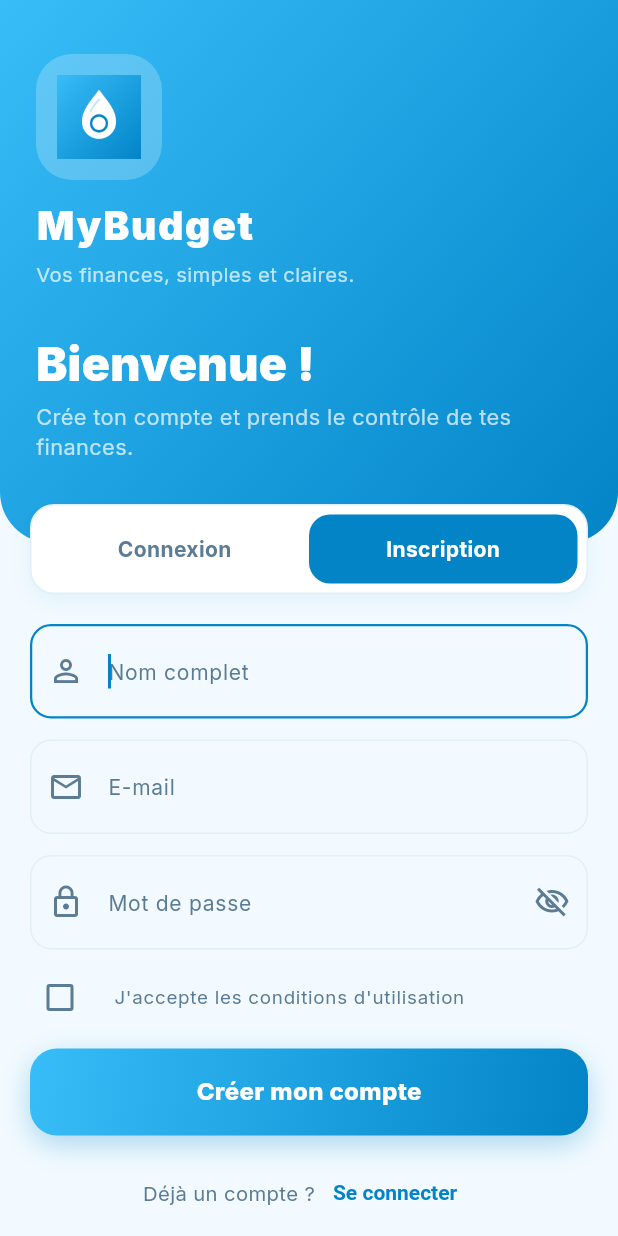
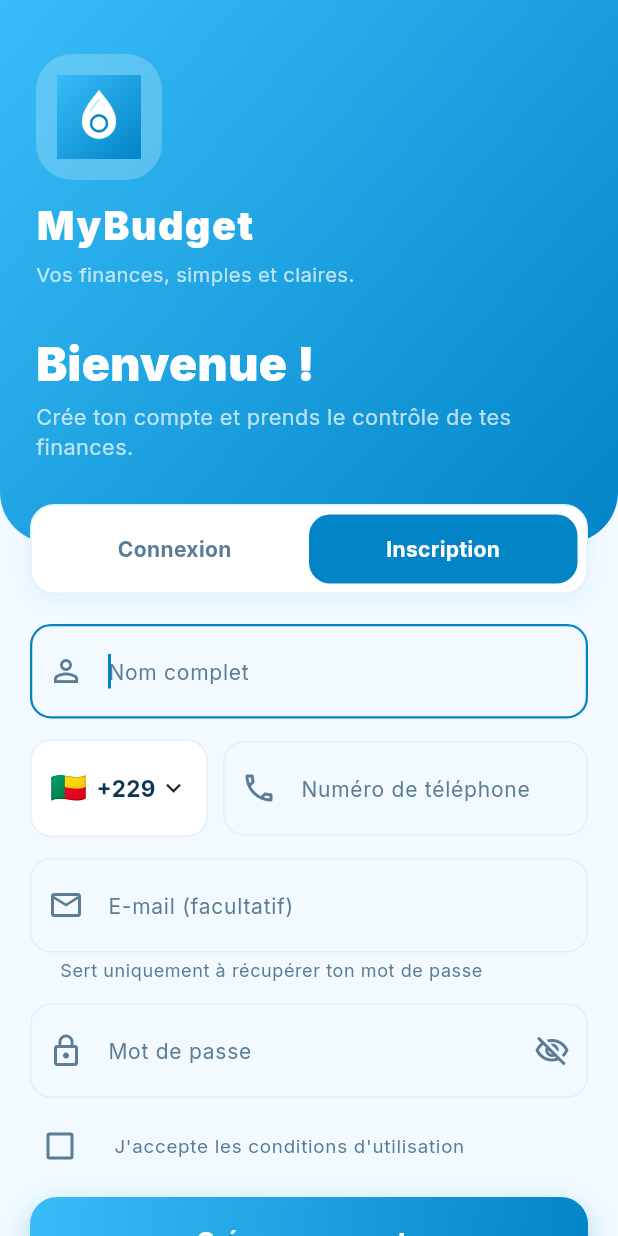
Before and after one commit to projet-sit/Mybudjet, a Flutter app: the AuthScreen screen opened directly, on a phone screen of 412 x 824 dp. Run offline on Flutter 3.47's test engine with Material 3 defaults, Android fonts, the phone set to English and light mode, and no system bars; our stand-ins replace connectivity_plus, dio, flutter_dotenv, flutter_riverpod, go_router, package_info_plus and 3 more; accounts and stored records are empty; network calls fail.

Commit message:
Inscription/connexion par téléphone (e-mail optionnel, Afrique francophone + France); réveil+ré-essai serveur pour l'auth; silence tant que le réseau ne marche pas
- Backend: migration 009 (users.phone unique, email nullable) ; register par téléphone (e-mail facultatif pour récupération, legacy e-mail conservé) ; login par téléphone ou e-mail
- Mobile: sélecteur de pays (Benin par défaut), numéro en chiffres uniquement, e-mail optionnel à l'inscription ; le compte s'affiche par téléphone
- Auth: réveil du serveur Render + un ré-essai (timeouts 45/75s) ; échec de connectivité = silence (plus de message tant que le réseau ne revient pas) ; 409 EMAIL après timeout = bascule sur login avec les mêmes identifiants

```diff
--- a/mobile/lib/features/auth/auth_screen.dart
+++ b/mobile/lib/features/auth/auth_screen.dart
@@ -1,4 +1,3 @@
-import 'package:connectivity_plus/connectivity_plus.dart';
 import 'package:flutter/material.dart';
 import 'package:flutter/services.dart';
 import 'package:flutter_riverpod/flutter_riverpod.dart';
@@ -22,34 +21,31 @@ class AuthScreen extends ConsumerStatefulWidget {
 class _AuthScreenState extends ConsumerState<AuthScreen> {
   final _formKey = GlobalKey<FormState>();
   final _nameController = TextEditingController();
-  final _emailController = TextEditingController();
+  final _phoneController = TextEditingController();
+  final _emailOptionalController = TextEditingController();
   final _passwordController = TextEditingController();
 
   late AuthMode _mode = widget.initialMode;
+  _Country _country = _defaultCountry;
   bool _obscure = true;
   bool _acceptedCgu = false;
-  bool _offline = false;
   AuthMode? _errorMode; // mode dans lequel l'erreur courante est survenue
 
   bool get _isRegister => _mode == AuthMode.register;
 
   @override
-  void initState() {
-    super.initState();
-    _checkConnectivity();
+  void dispose() {
+    _nameController.dispose();
+    _phoneController.dispose();
+    _emailOptionalController.dispose();
+    _passwordController.dispose();
+    super.dispose();
   }
 
-  Future<void> _checkConnectivity() async {
-    final results = await Connectivity().checkConnectivity();
-    final offline = results.every((r) => r == ConnectivityResult.none);
-    if (mounted) setState(() => _offline = offline);
-  }
-  @override
-  void dispose() {
-    _nameController.dispose();
-    _emailController.dispose();
-    _passwordController.dispose();
-    super.dispose();
+  /// Numéro international complet : `+<indicatif><numéro national>`.
+  String _fullPhone() {
+    final national = _phoneController.text.trim().replaceAll(RegExp(r'\s+'), '');
+    return '${_country.dialCode}$national';
   }
 
   Future<void> _submit() async {
@@ -61,14 +57,16 @@ class _AuthScreenState extends ConsumerState<AuthScreen> {
     FocusScope.of(context).unfocus();
     setState(() => _errorMode = _mode);
     if (_isRegister) {
+      final email = _emailOptionalController.text.trim();
       await ref.read(authControllerProvider.notifier).register(
             displayName: _nameController.text.trim(),
-            email: _emailController.text.trim(),
+            phone: _fullPhone(),
             password: _passwordController.text,
+            email: email.isEmpty ? null : email,
           );
     } else {
       await ref.read(authControllerProvider.notifier).login(
-            email: _emailController.text.trim(),
+            phone: _fullPhone(),
             password: _passwordController.text,
           );
     }
@@ -92,12 +90,67 @@ class _AuthScreenState extends ConsumerState<AuthScreen> {
     ScaffoldMessenger.of(context).showSnackBar(SnackBar(content: Text(message)));
   }
 
-  String? _validateEmail(String? value) {
-    if (value == null || value.trim().isEmpty) return 'E-mail requis';
-    if (!RegExp(r'^[^\s@]+@[^\s@]+\.[^\s@]+$').hasMatch(value.trim())) {
+  String? _validatePhone(String? value) {
+    final digits = (value ?? '').replaceAll(RegExp(r'\s+'), '');
+    if (digits.isEmpty) return 'Numéro de téléphone requis';
+    if (!RegExp(r'^[0-9]{8,14}$').hasMatch(digits)) {
+      return 'Numéro invalide (8 à 14 chiffres)';
+    }
+    return null;
+  }
+
+  String? _validateOptionalEmail(String? value) {
+    final text = (value ?? '').trim();
+    if (text.isEmpty) return null; // facultatif : e-mail uniquement pour la récupération
+    if (!RegExp(r'^[^\s@]+@[^\s@]+\.[^\s@]+$').hasMatch(text)) {
       return 'Adresse e-mail invalide';
     }
     return null;
+  }
+
+  Future<void> _pickCountry(BuildContext context) async {
+    final scheme = Theme.of(context).colorScheme;
+    final selected = await showModalBottomSheet<_Country>(
+      context: context,
+      showDragHandle: true,
+      shape: const RoundedRectangleBorder(
+        borderRadius: BorderRadius.vertical(top: Radius.circular(20)),
+      ),
+      builder: (sheetContext) => SafeArea(
+        child: ListView(
+          shrinkWrap: true,
+          children: [
+            Padding(
+              padding: const EdgeInsets.fromLTRB(20, 8, 20, 8),
+              child: Text(
+                'Choisis ton pays',
+                style: Theme.of(sheetContext).textTheme.titleMedium?.copyWith(
+                      fontWeight: FontWeight.w700,
+                    ),
+              ),
+            ),
+            for (final country in _francophoneCountries)
+              ListTile(
+                leading: Text(country.flag, style: const TextStyle(fontSize: 24)),
+                title: Text(country.name),
+                trailing: Row(
+                  mainAxisSize: MainAxisSize.min,
+                  children: [
+                    Text(country.dialCode, style: const TextStyle(fontWeight: FontWeight.w700)),
+                    if (country.iso == _country.iso) ...[
+                      const SizedBox(width: 8),
+                      Icon(Icons.check_circle, color: scheme.primary),
+                    ],
+                  ],
+                ),
+                selected: country.iso == _country.iso,
+                onTap: () => Navigator.of(sheetContext).pop(country),
+              ),
+          ],
+        ),
+      ),
+    );
+    if (selected != null) setState(() => _country = selected);
   }
 
   @override
@@ -105,9 +158,11 @@ class _AuthScreenState extends ConsumerState<AuthScreen> {
     final scheme = Theme.of(context).colorScheme;
     final authState = ref.watch(authControllerProvider);
     final loading = authState.isLoading;
-    final error = authState.hasError && _errorMode == _mode
+    // Chaîne vide = échec de connectivité → on reste silencieux (rien n'est affiché).
+    final rawError = authState.hasError && _errorMode == _mode
         ? AuthController.messageFrom(authState.error!)
         : null;
+    final error = (rawError == null || rawError.isEmpty) ? null : rawError;
 
     return Scaffold(
       body: SafeArea(
@@ -180,32 +235,6 @@ class _AuthScreenState extends ConsumerState<AuthScreen> {
                       child: Column(
                         crossAxisAlignment: CrossAxisAlignment.stretch,
                         children: [
-                          if (_offline) ...[
-                            Container(
-                              padding: const EdgeInsets.all(14),
-                              decoration: BoxDecoration(
-                                color: scheme.error.withValues(alpha: 0.1),
-                                borderRadius: BorderRadius.circular(12),
-                              ),
-                              child: Column(
-                                children: [
-                                  Text(
-                                    _isRegister
-                                        ? 'Connectez-vous à internet pour créer votre compte'
-                                        : 'Connectez-vous à internet pour vous connecter',
-                                    textAlign: TextAlign.center,
-                                    style: TextStyle(color: scheme.error, fontSize: 13),
-                                  ),
-                                  const SizedBox(height: 8),
-                                  FilledButton(
-                                    onPressed: _checkConnectivity,
-                                    child: const Text('Réessayer'),
-                                  ),
-                                ],
-                              ),
-                            ),
-                            const SizedBox(height: 12),
-                          ],
                           Container(
                             padding: const EdgeInsets.all(6),
                         decoration: BoxDecoration(
@@ -256,23 +285,72 @@ class _AuthScreenState extends ConsumerState<AuthScreen> {
                               ),
                               const SizedBox(height: 14),
                             ],
+                            Row(
+                              children: [
+                                InkWell(
+                                  borderRadius: BorderRadius.circular(14),
+                                  onTap: () => _pickCountry(context),
+                                  child: Container(
+                                    padding: const EdgeInsets.symmetric(horizontal: 12, vertical: 17),
+                                    decoration: BoxDecoration(
+                                      color: scheme.surface,
+                                      borderRadius: BorderRadius.circular(14),
+                                      border: Border.all(color: scheme.outline),
+                                    ),
+                                    child: Row(
+                                      mainAxisSize: MainAxisSize.min,
+                                      children: [
+                                        Text(_country.flag, style: const TextStyle(fontSize: 20)),
+                                        const SizedBox(width: 6),
+                                        Text(
+                                          _country.dialCode,
+                                          style: const TextStyle(fontSize: 15, fontWeight: FontWeight.w700),
+                                        ),
+                                        const SizedBox(width: 2),
+                                        const Icon(Icons.keyboard_arrow_down, size: 20),
+                                      ],
+                                    ),
+                                  ),
+                                ),
+                                const SizedBox(width: 10),
+                                Expanded(
+                                  child: TextFormField(
+                                    controller: _phoneController,
+                                    keyboardType: TextInputType.phone,
+                                    autofocus: !_isRegister,
+                                    autofillHints: const [AutofillHints.telephoneNumber],
+                                    textInputAction: TextInputAction.next,
+                                    inputFormatters: [FilteringTextInputFormatter.digitsOnly],
+                                    autocorrect: false,
+                                    style: const TextStyle(fontSize: 15),
+                                    decoration: const InputDecoration(
+                                      hintText: 'Numéro de téléphone',
+                                      prefixIcon: Icon(Icons.phone_outlined),
+                                      contentPadding: EdgeInsets.symmetric(horizontal: 16, vertical: 20),
+                                    ),
+                                    validator: _validatePhone,
+                                  ),
+                                ),
+                              ],
+                            ),
+                            if (_isRegister) ...[
+                              const SizedBox(height: 14),
                               TextFormField(
-                              controller: _emailController,
+                                controller: _emailOptionalController,
                                 keyboardType: TextInputType.emailAddress,
-                              autofocus: !_isRegister,
-                              autofillHints: _isRegister
-                                  ? const [AutofillHints.newUsername]
-                                  : const [AutofillHints.email],
+                                autofillHints: const [AutofillHints.email],
                                 textInputAction: TextInputAction.next,
                                 autocorrect: false,
                                 style: const TextStyle(fontSize: 15),
                                 decoration: const InputDecoration(
-                                hintText: 'E-mail',
+                                  hintText: 'E-mail (facultatif)',
+                                  helperText: 'Sert uniquement à récupérer ton mot de passe',
                                   prefixIcon: Icon(Icons.email_outlined),
                                   contentPadding: EdgeInsets.symmetric(horizontal: 16, vertical: 20),
                                 ),
-                              validator: _validateEmail,
+                                validator: _validateOptionalEmail,
                               ),
+                            ],
                             const SizedBox(height: 14),
                             TextFormField(
                               controller: _passwordController,
@@ -450,3 +528,43 @@ class _AuthScreenState extends ConsumerState<AuthScreen> {
     );
   }
 }
+
+/// Pays proposés pour l'indicatif téléphonique (Afrique francophone + France,
+/// plus Belgique / Suisse / Canada pour la diaspora).
+class _Country {
+  const _Country(this.iso, this.name, this.dialCode, this.flag);
+
+  final String iso;
+  final String name;
+  final String dialCode;
+  final String flag;
+}
+
+const _defaultCountry = _Country('BJ', 'Bénin', '+229', '🇧🇯');
+
+const List<_Country> _francophoneCountries = [
+  _defaultCountry,
+  _Country('BF', 'Burkina Faso', '+226', '🇧🇫'),
+  _Country('CM', 'Cameroun', '+237', '🇨🇲'),
+  _Country('CF', 'Centrafrique', '+236', '🇨🇫'),
+  _Country('CI', "Côte d'Ivoire", '+225', '🇨🇮'),
+  _Country('GA', 'Gabon', '+241', '🇬🇦'),
+  _Country('GH', 'Ghana', '+233', '🇬🇭'),
+  _Country('GN', 'Guinée', '+224', '🇬🇳'),
+  _Country('ML', 'Mali', '+223', '🇲🇱'),
+  _Country('NE', 'Niger', '+227', '🇳🇪'),
+  _Country('NG', 'Nigeria', '+234', '🇳🇬'),
+  _Country('CG', 'Congo', '+242', '🇨🇬'),
+  _Country('CD', 'RD Congo', '+243', '🇨🇩'),
+  _Country('SN', 'Sénégal', '+221', '🇸🇳'),
+  _Country('TD', 'Tchad', '+235', '🇹🇩'),
+  _Country('TG', 'Togo', '+228', '🇹🇬'),
+  _Country('MA', 'Maroc', '+212', '🇲🇦'),
+  _Country('DZ', 'Algérie', '+213', '🇩🇿'),
+  _Country('TN', 'Tunisie', '+216', '🇹🇳'),
+  _Country('FR', 'France', '+33', '🇫🇷'),
+  _Country('BE', 'Belgique', '+32', '🇧🇪'),
+  _Country('CH', 'Suisse', '+41', '🇨🇭'),
+  _Country('CA', 'Canada', '+1', '🇨🇦'),
+  _Country('LU', 'Luxembourg', '+352', '🇱🇺'),
+];
--- a/mobile/lib/features/profile/profile_screen.dart
+++ b/mobile/lib/features/profile/profile_screen.dart
@@ -104,7 +104,7 @@ class _ProfileScreenState extends ConsumerState<ProfileScreen> {
                       ),
                     ),
                     Text(
-                      user?.email ?? '',
+                      user?.identifier ?? '',
                       maxLines: 1,
                       overflow: TextOverflow.ellipsis,
                       style: TextStyle(fontSize: 12, color: scheme.onSurfaceVariant),
```
Also changed, not shown: mobile/lib/models/user.dart (+12 -5 lines), mobile/lib/providers/auth_provider.dart (+21 -18 lines), mobile/lib/services/auth_repository.dart (+57 -12 lines), 7 other files. Lines whose indentation alone changed are shown as unchanged.
